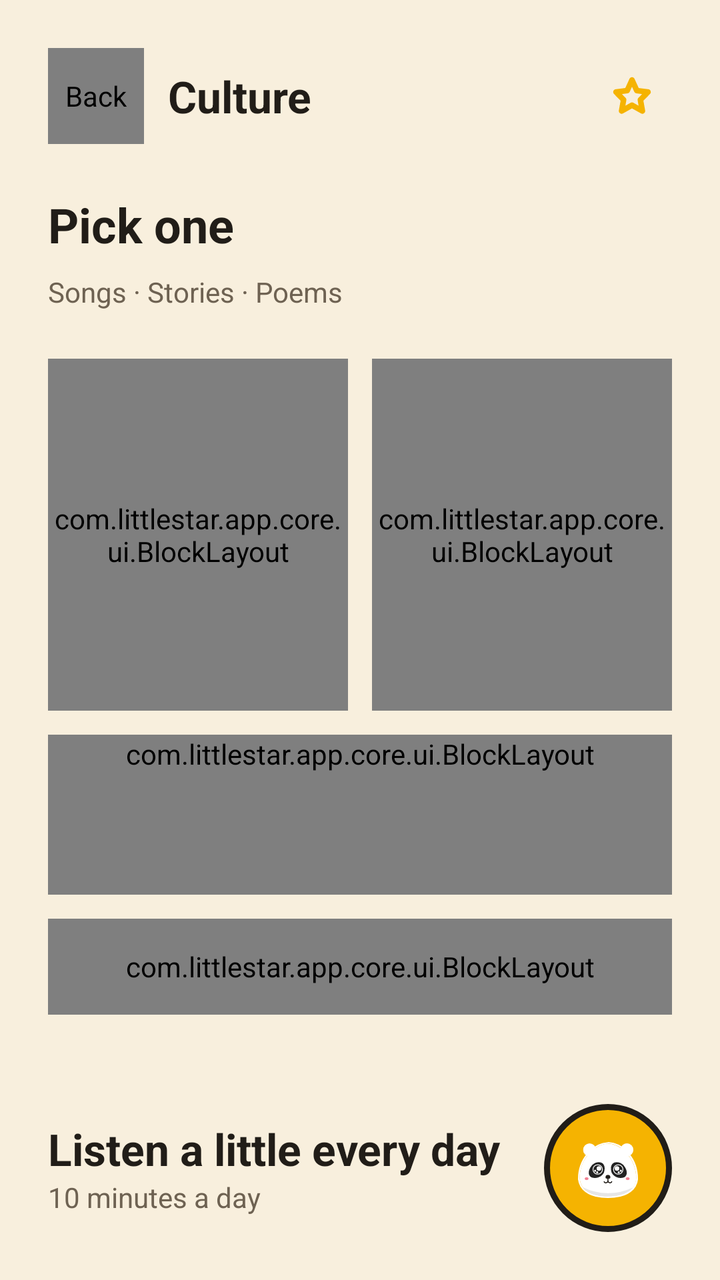
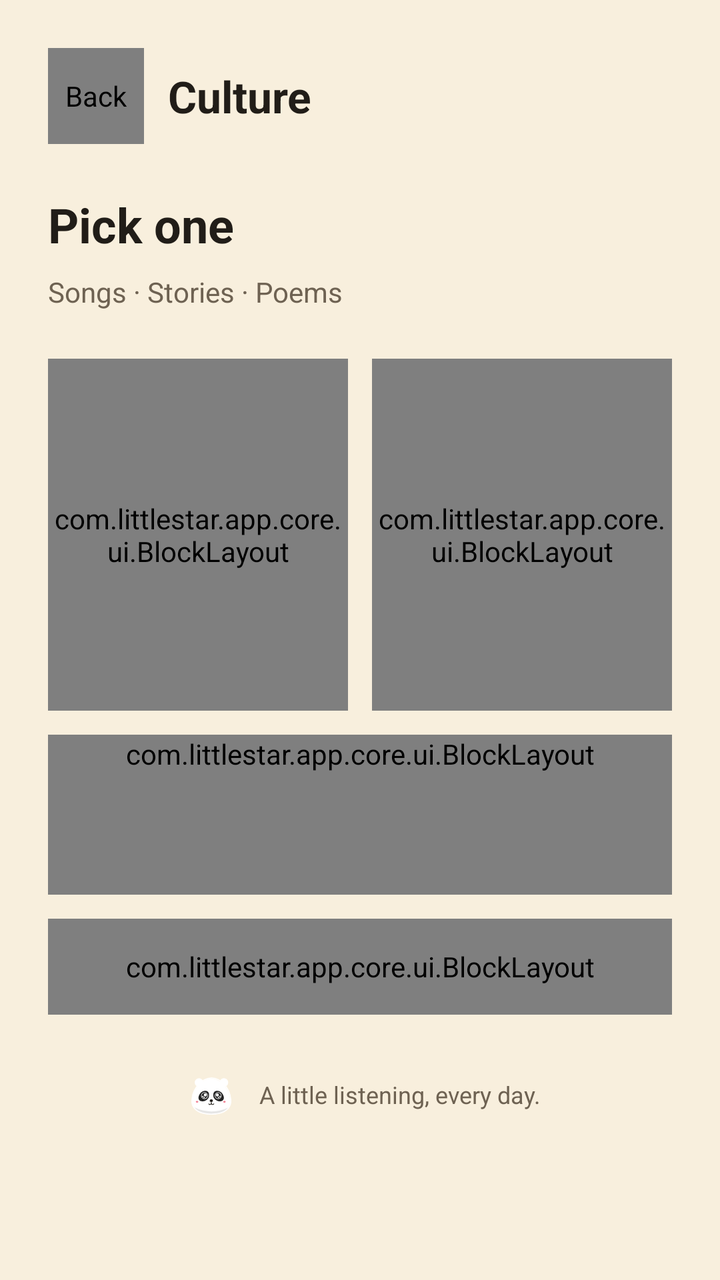

The first picture is an Android layout as it rendered before a commit; the second is the same layout after the commit. The layout source and the unified diff follow.
<!-- AndroidManifest.xml: application theme Theme.LittleStar.Child -->
<!-- res/layout/activity_culture_categories.xml -->
<?xml version="1.0" encoding="utf-8"?>
<LinearLayout xmlns:android="http://schemas.android.com/apk/res/android"
    xmlns:app="http://schemas.android.com/apk/res-auto"
    android:id="@+id/cultureRoot"
    android:layout_width="match_parent"
    android:layout_height="match_parent"
    android:background="@color/ls_paper"
    android:gravity="center_horizontal"
    android:orientation="vertical">

    <LinearLayout
        android:layout_width="match_parent"
        android:layout_height="match_parent"
        android:maxWidth="@dimen/ls_content_max_width"
        android:orientation="vertical"
        android:padding="@dimen/ls_margin">

        
        <LinearLayout
            android:layout_width="match_parent"
            android:layout_height="wrap_content"
            android:gravity="center_vertical"
            android:orientation="horizontal">

            <com.littlestar.app.core.ui.BlockLayout
                android:id="@+id/btnBack"
                style="@style/Widget.LS.Block.Icon"
                android:layout_width="@dimen/ls_btn_icon"
                android:layout_height="@dimen/ls_btn_icon"
                android:contentDescription="@string/nav_back">

                <ImageView
                    android:layout_width="@dimen/ls_icon"
                    android:layout_height="@dimen/ls_icon"
                    android:layout_gravity="center"
                    android:importantForAccessibility="no"
                    android:src="@drawable/ic_back" />
            </com.littlestar.app.core.ui.BlockLayout>

            <TextView
                android:layout_width="0dp"
                android:layout_height="wrap_content"
                android:layout_marginStart="@dimen/ls_gap"
                android:layout_weight="1"
                android:text="@string/cul_top"
                android:textAppearance="@style/TextAppearance.LS.Title" />

            <ImageView
                android:layout_width="@dimen/ls_icon"
                android:layout_height="@dimen/ls_icon"
                android:importantForAccessibility="no"
                android:src="@drawable/ic_star"
                app:tint="@color/ls_yellow" />

            <TextView
                android:id="@+id/starCount"
                android:layout_width="wrap_content"
                android:layout_height="wrap_content"
                android:layout_marginStart="@dimen/ls_gap_sm"
                android:textAppearance="@style/TextAppearance.LS.Title" />
        </LinearLayout>

        <TextView
            android:layout_width="wrap_content"
            android:layout_height="wrap_content"
            android:layout_marginTop="@dimen/ls_section"
            android:text="@string/cul_title"
            android:textAppearance="@style/TextAppearance.LS.Headline" />

        <TextView
            android:layout_width="wrap_content"
            android:layout_height="wrap_content"
            android:layout_marginTop="@dimen/ls_gap_sm"
            android:text="@string/cul_subtitle"
            android:textAppearance="@style/TextAppearance.LS.Caption"
            android:textSize="14sp" />

        
        <LinearLayout
            android:layout_width="match_parent"
            android:layout_height="wrap_content"
            android:layout_marginTop="@dimen/ls_section"
            android:orientation="horizontal">

            <com.littlestar.app.core.ui.BlockLayout
                android:id="@+id/catSongs"
                style="@style/Widget.LS.Block.Tile"
                android:layout_width="0dp"
                android:layout_height="@dimen/ls_theme_tile_height"
                android:layout_weight="1">

                <com.littlestar.app.core.ui.BlockLayout
                    style="@style/Widget.LS.Block.Icon"
                    android:layout_width="@dimen/ls_module_glyph"
                    android:layout_height="@dimen/ls_module_glyph"
                    android:layout_marginStart="@dimen/ls_gap"
                    android:layout_marginTop="@dimen/ls_gap"
                    app:ls_fill="@color/ls_green">

                    <com.littlestar.app.core.ui.HanziTextView
                        android:id="@+id/glyphSongs"
                        android:layout_width="match_parent"
                        android:layout_height="match_parent"
                        android:gravity="center"
                        android:textColor="@color/ls_on_green"
                        android:textSize="20sp"
                        android:textStyle="bold" />
                </com.littlestar.app.core.ui.BlockLayout>

                <LinearLayout
                    android:layout_width="wrap_content"
                    android:layout_height="wrap_content"
                    android:layout_gravity="bottom"
                    android:layout_marginStart="@dimen/ls_gap"
                    android:layout_marginBottom="@dimen/ls_gap"
                    android:orientation="vertical">

                    <TextView
                        android:id="@+id/nameSongs"
                        android:layout_width="wrap_content"
                        android:layout_height="wrap_content"
                        android:textAppearance="@style/TextAppearance.LS.Title" />

                    <TextView
                        android:id="@+id/nameSongsEn"
                        android:layout_width="wrap_content"
                        android:layout_height="wrap_content"
                        android:textAppearance="@style/TextAppearance.LS.English.Small" />

                    <TextView
                        android:id="@+id/countSongs"
                        android:layout_width="wrap_content"
                        android:layout_height="wrap_content"
                        android:textAppearance="@style/TextAppearance.LS.Caption" />
                </LinearLayout>

                <ImageView
                    android:layout_width="@dimen/ls_icon"
                    android:layout_height="@dimen/ls_icon"
                    android:layout_gravity="bottom|end"
                    android:layout_marginEnd="@dimen/ls_gap"
                    android:layout_marginBottom="@dimen/ls_gap"
                    android:importantForAccessibility="no"
                    android:src="@drawable/ic_chevron" />
            </com.littlestar.app.core.ui.BlockLayout>

            <com.littlestar.app.core.ui.BlockLayout
                android:id="@+id/catStories"
                style="@style/Widget.LS.Block.Tile"
                android:layout_width="0dp"
                android:layout_height="@dimen/ls_theme_tile_height"
                android:layout_marginStart="@dimen/ls_gap"
                android:layout_weight="1">

                <com.littlestar.app.core.ui.BlockLayout
                    style="@style/Widget.LS.Block.Icon"
                    android:layout_width="@dimen/ls_module_glyph"
                    android:layout_height="@dimen/ls_module_glyph"
                    android:layout_marginStart="@dimen/ls_gap"
                    android:layout_marginTop="@dimen/ls_gap"
                    app:ls_fill="@color/ls_green">

                    <com.littlestar.app.core.ui.HanziTextView
                        android:id="@+id/glyphStories"
                        android:layout_width="match_parent"
                        android:layout_height="match_parent"
                        android:gravity="center"
                        android:textColor="@color/ls_on_green"
                        android:textSize="20sp"
                        android:textStyle="bold" />
                </com.littlestar.app.core.ui.BlockLayout>

                <LinearLayout
                    android:layout_width="wrap_content"
                    android:layout_height="wrap_content"
                    android:layout_gravity="bottom"
                    android:layout_marginStart="@dimen/ls_gap"
                    android:layout_marginBottom="@dimen/ls_gap"
                    android:orientation="vertical">

                    <TextView
                        android:id="@+id/nameStories"
                        android:layout_width="wrap_content"
                        android:layout_height="wrap_content"
                        android:textAppearance="@style/TextAppearance.LS.Title" />

                    <TextView
                        android:id="@+id/nameStoriesEn"
                        android:layout_width="wrap_content"
                        android:layout_height="wrap_content"
                        android:textAppearance="@style/TextAppearance.LS.English.Small" />

                    <TextView
                        android:id="@+id/countStories"
                        android:layout_width="wrap_content"
                        android:layout_height="wrap_content"
                        android:textAppearance="@style/TextAppearance.LS.Caption" />
                </LinearLayout>

                <ImageView
                    android:layout_width="@dimen/ls_icon"
                    android:layout_height="@dimen/ls_icon"
                    android:layout_gravity="bottom|end"
                    android:layout_marginEnd="@dimen/ls_gap"
                    android:layout_marginBottom="@dimen/ls_gap"
                    android:importantForAccessibility="no"
                    android:src="@drawable/ic_chevron" />
            </com.littlestar.app.core.ui.BlockLayout>
        </LinearLayout>

        
        <com.littlestar.app.core.ui.BlockLayout
            android:id="@+id/catPoems"
            style="@style/Widget.LS.Block.Tile"
            android:layout_width="match_parent"
            android:layout_height="wrap_content"
            android:minHeight="@dimen/ls_row_culture"
            android:layout_marginTop="@dimen/ls_gap">

            <LinearLayout
                android:layout_width="match_parent"
                android:layout_height="wrap_content"
                android:layout_gravity="center_vertical"
                android:gravity="center_vertical"
                android:orientation="horizontal"
                android:padding="@dimen/ls_gap">

                <com.littlestar.app.core.ui.BlockLayout
                    style="@style/Widget.LS.Block.Icon"
                    android:layout_width="@dimen/ls_module_glyph"
                    android:layout_height="@dimen/ls_module_glyph"
                    app:ls_fill="@color/ls_green">

                    <com.littlestar.app.core.ui.HanziTextView
                        android:id="@+id/glyphPoems"
                        android:layout_width="match_parent"
                        android:layout_height="match_parent"
                        android:gravity="center"
                        android:textColor="@color/ls_on_green"
                        android:textSize="20sp"
                        android:textStyle="bold" />
                </com.littlestar.app.core.ui.BlockLayout>

                <LinearLayout
                    android:layout_width="0dp"
                    android:layout_height="wrap_content"
                    android:layout_marginStart="@dimen/ls_gap"
                    android:layout_weight="1"
                    android:orientation="vertical">

                    <TextView
                        android:id="@+id/namePoems"
                        android:layout_width="wrap_content"
                        android:layout_height="wrap_content"
                        android:textAppearance="@style/TextAppearance.LS.Title" />

                    <TextView
                        android:id="@+id/countPoems"
                        android:layout_width="wrap_content"
                        android:layout_height="wrap_content"
                        android:textAppearance="@style/TextAppearance.LS.Caption" />
                </LinearLayout>

                <ImageView
                    android:layout_width="@dimen/ls_icon"
                    android:layout_height="@dimen/ls_icon"
                    android:importantForAccessibility="no"
                    android:src="@drawable/ic_chevron" />
            </LinearLayout>
        </com.littlestar.app.core.ui.BlockLayout>

        
        <com.littlestar.app.core.ui.BlockLayout
            android:id="@+id/favRow"
            style="@style/Widget.LS.Block.Parent"
            android:layout_width="match_parent"
            android:layout_height="@dimen/ls_btn_icon"
            android:layout_marginTop="@dimen/ls_gap">

            <LinearLayout
                android:layout_width="match_parent"
                android:layout_height="match_parent"
                android:gravity="center_vertical"
                android:orientation="horizontal"
                android:paddingStart="@dimen/ls_gap"
                android:paddingEnd="@dimen/ls_gap">

                <ImageView
                    android:layout_width="@dimen/ls_icon"
                    android:layout_height="@dimen/ls_icon"
                    android:importantForAccessibility="no"
                    android:src="@drawable/ic_heart"
                    app:tint="@color/ls_red" />

                <TextView
                    android:layout_width="0dp"
                    android:layout_height="wrap_content"
                    android:layout_marginStart="@dimen/ls_gap"
                    android:layout_weight="1"
                    android:text="@string/cul_fav_row"
                    android:textAppearance="@style/TextAppearance.LS.Body" />

                <TextView
                    android:id="@+id/favCount"
                    android:layout_width="wrap_content"
                    android:layout_height="wrap_content"
                    android:textAppearance="@style/TextAppearance.LS.Caption" />

                <ImageView
                    android:layout_width="@dimen/ls_icon"
                    android:layout_height="@dimen/ls_icon"
                    android:importantForAccessibility="no"
                    android:src="@drawable/ic_chevron"
                    app:tint="@color/ls_muted" />
            </LinearLayout>
        </com.littlestar.app.core.ui.BlockLayout>

        <Space
            android:layout_width="1dp"
            android:layout_height="0dp"
            android:layout_weight="1" />

        
        <LinearLayout
            android:layout_width="match_parent"
            android:layout_height="wrap_content"
            android:gravity="center_vertical"
            android:orientation="horizontal">

            <LinearLayout
                android:layout_width="0dp"
                android:layout_height="wrap_content"
                android:layout_weight="1"
                android:orientation="vertical">

                <TextView
                    android:layout_width="wrap_content"
                    android:layout_height="wrap_content"
                    android:text="@string/cul_slogan"
                    android:textAppearance="@style/TextAppearance.LS.Title" />

                <TextView
                    android:layout_width="wrap_content"
                    android:layout_height="wrap_content"
                    android:text="@string/cul_slogan_sub"
                    android:textAppearance="@style/TextAppearance.LS.Caption"
                    android:textSize="14sp" />
            </LinearLayout>

            <FrameLayout
                android:layout_width="@dimen/ls_stamp"
                android:layout_height="@dimen/ls_stamp"
                android:background="@drawable/bg_circle_yellow">

                <ImageView
                    android:layout_width="match_parent"
                    android:layout_height="match_parent"
                    android:contentDescription="@string/home_panda_desc"
                    android:padding="@dimen/ls_gap_sm"
                    android:src="@drawable/ic_panda" />
            </FrameLayout>
        </LinearLayout>
    </LinearLayout>
</LinearLayout>
<!-- resources referenced by this layout -->
<resources>
  <color name="ls_green">#27A567</color>
  <color name="ls_muted">#6E6252</color>
  <color name="ls_on_green">#211D18</color>
  <color name="ls_paper">#F8EFDD</color>
  <color name="ls_red">#B8331C</color>
  <color name="ls_yellow">#F5B301</color>
  <dimen name="ls_btn_icon">48dp</dimen>
  <dimen name="ls_content_max_width">480dp</dimen>
  <dimen name="ls_gap">12dp</dimen>
  <dimen name="ls_gap_sm">8dp</dimen>
  <dimen name="ls_icon">24dp</dimen>
  <dimen name="ls_margin">24dp</dimen>
  <dimen name="ls_module_glyph">40dp</dimen>
  <dimen name="ls_row_culture">80dp</dimen>
  <dimen name="ls_section">24dp</dimen>
  <dimen name="ls_stamp">64dp</dimen>
  <dimen name="ls_theme_tile_height">176dp</dimen>
  <!-- drawable bg_circle_yellow (drawable) -->
  <?xml version="1.0" encoding="utf-8"?>
  <shape xmlns:android="http://schemas.android.com/apk/res/android" android:shape="oval">
      <solid android:color="@color/ls_yellow" />
      <stroke android:width="@dimen/ls_stroke_block" android:color="@color/ls_stroke" />
  </shape>
  <!-- drawable ic_star (drawable) -->
  <vector xmlns:android="http://schemas.android.com/apk/res/android"
      android:width="24dp"
      android:height="24dp"
      android:viewportWidth="24"
      android:viewportHeight="24">
      <path
          android:strokeColor="?attr/colorOnSurface"
          android:strokeWidth="2.8"
          android:strokeLineCap="round"
          android:strokeLineJoin="round"
          android:pathData="M12,4 L14.4,9.3 L20,10 L16.2,13.9 L17.2,19.5 L12,16.6 L6.8,19.5 L7.8,13.9 L4,10 L9.6,9.3 Z" />
  </vector>
  <string name="cul_fav_row">Favourites</string>
  <string name="cul_slogan">Listen a little every day</string>
  <string name="cul_slogan_sub">10 minutes a day</string>
  <string name="cul_subtitle">Songs · Stories · Poems</string>
  <string name="cul_title">Pick one</string>
  <string name="cul_top">Culture</string>
  <string name="home_panda_desc">Panpan the panda</string>
  <string name="nav_back">Back</string>
  <style name="TextAppearance.LS.Body" parent="">
          <item name="fontFamily">@font/littlestar_latin</item>
          <item name="android:textSize">16sp</item>
          <item name="android:textColor">@color/ls_ink</item>
      </style>
  <style name="TextAppearance.LS.Caption" parent="">
          <item name="fontFamily">@font/littlestar_latin</item>
          <item name="android:textSize">12sp</item>
          <item name="android:textColor">@color/ls_muted</item>
      </style>
  <style name="TextAppearance.LS.English.Small" parent="TextAppearance.LS.English">
          <item name="android:textSize">12sp</item>
      </style>
  <style name="Widget.LS.Block.Tile">
          <item name="ls_strokeWidth">@dimen/ls_stroke_block</item>
          <item name="ls_shadowOffset">@dimen/ls_shadow_tile</item>
          <item name="ls_cornerRadius">@dimen/ls_radius_tile</item>
      </style>
  <style name="Theme.LittleStar.Child" parent="Theme.LittleStar" />
  <dimen name="ls_stroke_block">3dp</dimen>
  <color name="ls_stroke">#211D18</color>
  <color name="ls_ink">#211D18</color>
  <style name="TextAppearance.LS.English" parent="">
          <item name="fontFamily">@font/littlestar_latin</item>
          <item name="android:textSize">16sp</item>
          <item name="android:textColor">@color/ls_muted</item>
      </style>
  <dimen name="ls_shadow_tile">4dp</dimen>
  <dimen name="ls_radius_input">14dp</dimen>
  <dimen name="ls_stroke_chip">2dp</dimen>
  <dimen name="ls_shadow_parent">2dp</dimen>
  <dimen name="ls_radius_tile">16dp</dimen>
  <color name="ls_on_red">#FFFDF6</color>
  <color name="ls_blue">#1F6FD0</color>
  <color name="ls_on_blue">#FFFDF6</color>
  <color name="ls_card">#FFFDF6</color>
  <color name="ls_on_clay">#7A4A33</color>
  <color name="ls_clay">#F6D3C6</color>
  <color name="ls_shadow">#211D18</color>
  <dimen name="ls_shadow_block">6dp</dimen>
  <dimen name="ls_radius_block">18dp</dimen>
  <!-- unchanged entries left out for length: 10 -->
</resources>

<!-- the commit's change to res/layout/activity_culture_categories.xml (unified diff, before → after) -->
@@ -1,16 +1,15 @@
 <?xml version="1.0" encoding="utf-8"?>
-<LinearLayout xmlns:android="http://schemas.android.com/apk/res/android"
+<androidx.core.widget.NestedScrollView xmlns:android="http://schemas.android.com/apk/res/android"
     xmlns:app="http://schemas.android.com/apk/res-auto"
     android:id="@+id/cultureRoot"
     android:layout_width="match_parent"
     android:layout_height="match_parent"
     android:background="@color/ls_paper"
-    android:gravity="center_horizontal"
-    android:orientation="vertical">
+    android:fillViewport="true">
 
     <LinearLayout
         android:layout_width="match_parent"
-        android:layout_height="match_parent"
+        android:layout_height="wrap_content"
         android:maxWidth="@dimen/ls_content_max_width"
         android:orientation="vertical"
         android:padding="@dimen/ls_margin">
@@ -45,19 +44,6 @@
                 android:text="@string/cul_top"
                 android:textAppearance="@style/TextAppearance.LS.Title" />
 
-            <ImageView
-                android:layout_width="@dimen/ls_icon"
-                android:layout_height="@dimen/ls_icon"
-                android:importantForAccessibility="no"
-                android:src="@drawable/ic_star"
-                app:tint="@color/ls_yellow" />
-
-            <TextView
-                android:id="@+id/starCount"
-                android:layout_width="wrap_content"
-                android:layout_height="wrap_content"
-                android:layout_marginStart="@dimen/ls_gap_sm"
-                android:textAppearance="@style/TextAppearance.LS.Title" />
         </LinearLayout>
 
         <TextView
@@ -315,50 +301,26 @@
             </LinearLayout>
         </com.littlestar.app.core.ui.BlockLayout>
 
-        <Space
-            android:layout_width="1dp"
-            android:layout_height="0dp"
-            android:layout_weight="1" />
-
         
         <LinearLayout
             android:layout_width="match_parent"
             android:layout_height="wrap_content"
-            android:gravity="center_vertical"
+            android:layout_marginTop="@dimen/ls_section"
+            android:gravity="center"
             android:orientation="horizontal">
 
-            <LinearLayout
-                android:layout_width="0dp"
+            <ImageView
+                android:layout_width="32dp"
+                android:layout_height="32dp"
+                android:importantForAccessibility="no"
+                android:src="@drawable/ic_panda" />
+
+            <TextView
+                android:layout_width="wrap_content"
                 android:layout_height="wrap_content"
-                android:layout_weight="1"
-                android:orientation="vertical">
-
-                <TextView
-                    android:layout_width="wrap_content"
-                    android:layout_height="wrap_content"
-                    android:text="@string/cul_slogan"
-                    android:textAppearance="@style/TextAppearance.LS.Title" />
-
-                <TextView
-                    android:layout_width="wrap_content"
-                    android:layout_height="wrap_content"
-                    android:text="@string/cul_slogan_sub"
-                    android:textAppearance="@style/TextAppearance.LS.Caption"
-                    android:textSize="14sp" />
-            </LinearLayout>
-
-            <FrameLayout
-                android:layout_width="@dimen/ls_stamp"
-                android:layout_height="@dimen/ls_stamp"
-                android:background="@drawable/bg_circle_yellow">
-
-                <ImageView
-                    android:layout_width="match_parent"
-                    android:layout_height="match_parent"
-                    android:contentDescription="@string/home_panda_desc"
-                    android:padding="@dimen/ls_gap_sm"
-                    android:src="@drawable/ic_panda" />
-            </FrameLayout>
+                android:layout_marginStart="@dimen/ls_gap_sm"
+                android:text="@string/cul_slogan"
+                android:textAppearance="@style/TextAppearance.LS.Caption" />
         </LinearLayout>
     </LinearLayout>
-</LinearLayout>
+</androidx.core.widget.NestedScrollView>
<!-- resource entries referenced after the edit -->
@@ -5,7 +5,6 @@
   <color name="ls_on_green">#211D18</color>
   <color name="ls_paper">#F8EFDD</color>
   <color name="ls_red">#B8331C</color>
-  <color name="ls_yellow">#F5B301</color>
   <dimen name="ls_btn_icon">48dp</dimen>
   <dimen name="ls_content_max_width">480dp</dimen>
   <dimen name="ls_gap">12dp</dimen>
@@ -15,34 +14,12 @@
   <dimen name="ls_module_glyph">40dp</dimen>
   <dimen name="ls_row_culture">80dp</dimen>
   <dimen name="ls_section">24dp</dimen>
-  <dimen name="ls_stamp">64dp</dimen>
   <dimen name="ls_theme_tile_height">176dp</dimen>
-  <!-- drawable bg_circle_yellow (drawable) -->
-  <?xml version="1.0" encoding="utf-8"?>
-  <shape xmlns:android="http://schemas.android.com/apk/res/android" android:shape="oval">
-      <solid android:color="@color/ls_yellow" />
-      <stroke android:width="@dimen/ls_stroke_block" android:color="@color/ls_stroke" />
-  </shape>
-  <!-- drawable ic_star (drawable) -->
-  <vector xmlns:android="http://schemas.android.com/apk/res/android"
-      android:width="24dp"
-      android:height="24dp"
-      android:viewportWidth="24"
-      android:viewportHeight="24">
-      <path
-          android:strokeColor="?attr/colorOnSurface"
-          android:strokeWidth="2.8"
-          android:strokeLineCap="round"
-          android:strokeLineJoin="round"
-          android:pathData="M12,4 L14.4,9.3 L20,10 L16.2,13.9 L17.2,19.5 L12,16.6 L6.8,19.5 L7.8,13.9 L4,10 L9.6,9.3 Z" />
-  </vector>
   <string name="cul_fav_row">Favourites</string>
-  <string name="cul_slogan">Listen a little every day</string>
-  <string name="cul_slogan_sub">10 minutes a day</string>
+  <string name="cul_slogan">A little listening, every day.</string>
   <string name="cul_subtitle">Songs · Stories · Poems</string>
   <string name="cul_title">Pick one</string>
   <string name="cul_top">Culture</string>
-  <string name="home_panda_desc">Panpan the panda</string>
   <string name="nav_back">Back</string>
   <style name="TextAppearance.LS.Body" parent="">
           <item name="fontFamily">@font/littlestar_latin</item>
